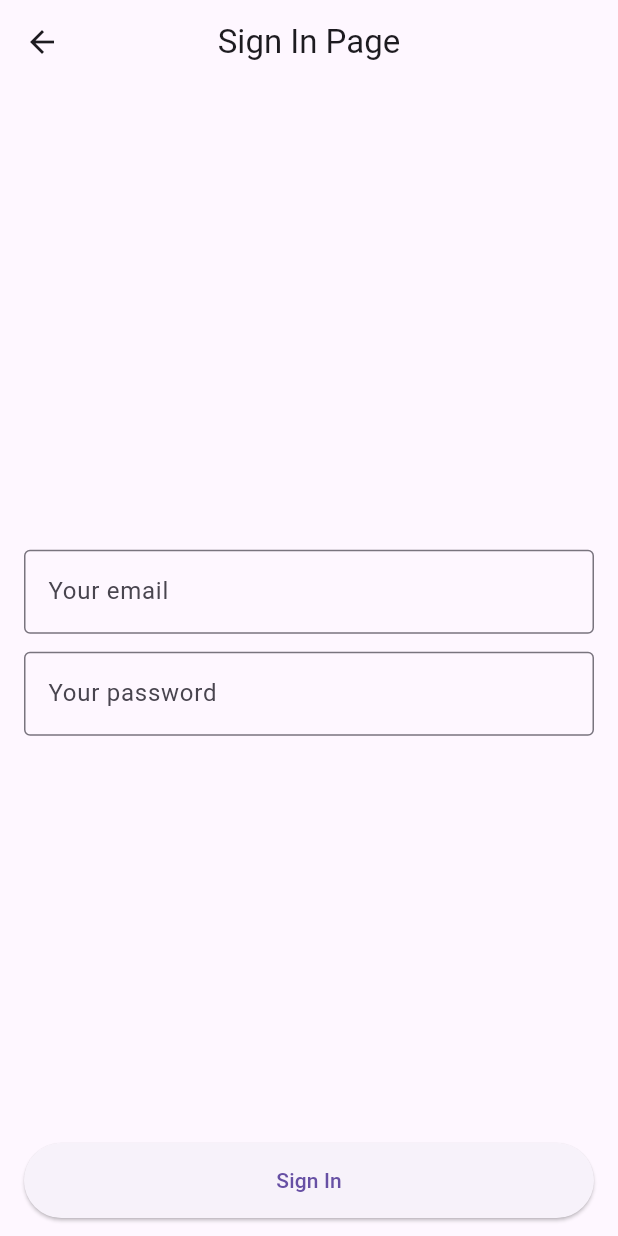
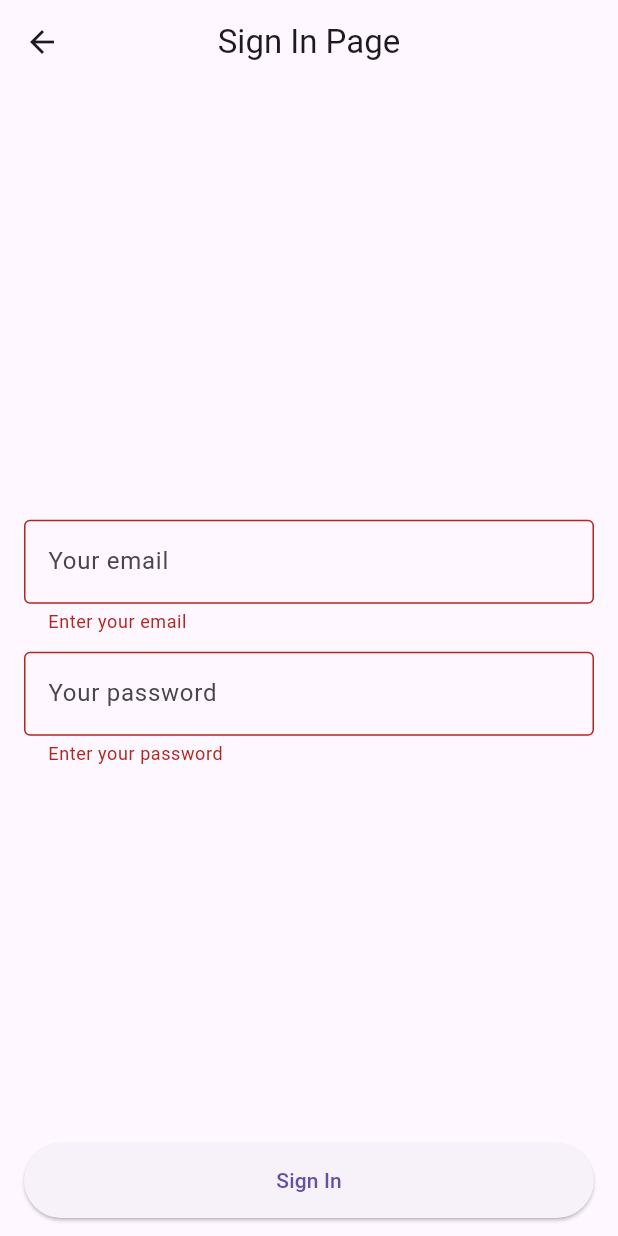
Before and after one commit to abdymazhittoretay/real_time_chat_app, a Flutter app: the SignInPage screen opened directly, after a tap on "Sign In", on a phone screen of 412 x 824 dp. Run offline on Flutter 3.47's test engine with Material 3 defaults, Android fonts, the phone set to English and light mode, and no system bars; our stand-ins replace firebase_auth, firebase_core; accounts and stored records are empty; generated files the repository leaves out were written again.

Commit message:
added form, formKey and validators

```diff
--- a/lib/pages/sign_in_page.dart
+++ b/lib/pages/sign_in_page.dart
@@ -8,6 +8,7 @@ class SignInPage extends StatefulWidget {
 }
 
 class _SignInPageState extends State<SignInPage> {
+  final GlobalKey<FormState> _formKey = GlobalKey<FormState>();
   final TextEditingController _emailController = TextEditingController();
   final TextEditingController _passwordController = TextEditingController();
   String errorMessage = "";
@@ -23,6 +24,8 @@ class _SignInPageState extends State<SignInPage> {
               horizontal: 16.0,
               vertical: 12.0,
             ),
+            child: Form(
+              key: _formKey,
               child: Column(
                 mainAxisAlignment: MainAxisAlignment.center,
                 crossAxisAlignment: CrossAxisAlignment.center,
@@ -30,28 +33,37 @@ class _SignInPageState extends State<SignInPage> {
                   Spacer(),
                   Text(errorMessage, style: TextStyle(color: Colors.red)),
                   SizedBox(height: 6.0),
-                TextField(
+                  TextFormField(
                     controller: _emailController,
                     decoration: InputDecoration(
                       hintText: "Your email",
                       border: OutlineInputBorder(),
                     ),
+                    validator: (value) => validateEmail(value),
                   ),
                   SizedBox(height: 12.0),
-                TextField(
+                  TextFormField(
                     controller: _passwordController,
                     obscureText: true,
                     decoration: InputDecoration(
                       hintText: "Your password",
                       border: OutlineInputBorder(),
                     ),
+                    validator: (value) => (value == null || value.isEmpty)
+                        ? "Enter your password"
+                        : null,
                   ),
                   Spacer(),
                   ElevatedButton(
                     style: ElevatedButton.styleFrom(
                       minimumSize: Size(double.maxFinite, 50),
                     ),
-                  onPressed: () {},
+                    onPressed: () {
+                      if (_formKey.currentState!.validate()) {
+                        _emailController.clear();
+                        _passwordController.clear();
+                      }
+                    },
                     child: Text("Sign In"),
                   ),
                 ],
@@ -59,7 +71,25 @@ class _SignInPageState extends State<SignInPage> {
             ),
           ),
         ),
+      ),
     );
+  }
+
+  String? validateEmail(String? value) {
+    if (value == null || value.isEmpty) {
+      return "Enter your email";
+    }
+    const pattern =
+        r"(?:[a-z0-9!#$%&'*+/=?^_`{|}~-]+(?:\.[a-z0-9!#$%&'"
+        r'*+/=?^_`{|}~-]+)*|"(?:[\x01-\x08\x0b\x0c\x0e-\x1f\x21\x23-\x5b\x5d-'
+        r'\x7f]|\\[\x01-\x09\x0b\x0c\x0e-\x7f])*")@(?:(?:[a-z0-9](?:[a-z0-9-]*'
+        r'[a-z0-9])?\.)+[a-z0-9](?:[a-z0-9-]*[a-z0-9])?|\[(?:(?:(2(5[0-5]|[0-4]'
+        r'[0-9])|1[0-9][0-9]|[1-9]?[0-9]))\.){3}(?:(2(5[0-5]|[0-4][0-9])|1[0-9]'
+        r'[0-9]|[1-9]?[0-9])|[a-z0-9-]*[a-z0-9]:(?:[\x01-\x08\x0b\x0c\x0e-\x1f\'
+        r'x21-\x5a\x53-\x7f]|\\[\x01-\x09\x0b\x0c\x0e-\x7f])+)\])';
+    final regex = RegExp(pattern);
+
+    return regex.hasMatch(value) ? null : "Enter a valid email address";
   }
 
   @override
```
Lines whose indentation alone changed are shown as unchanged.
